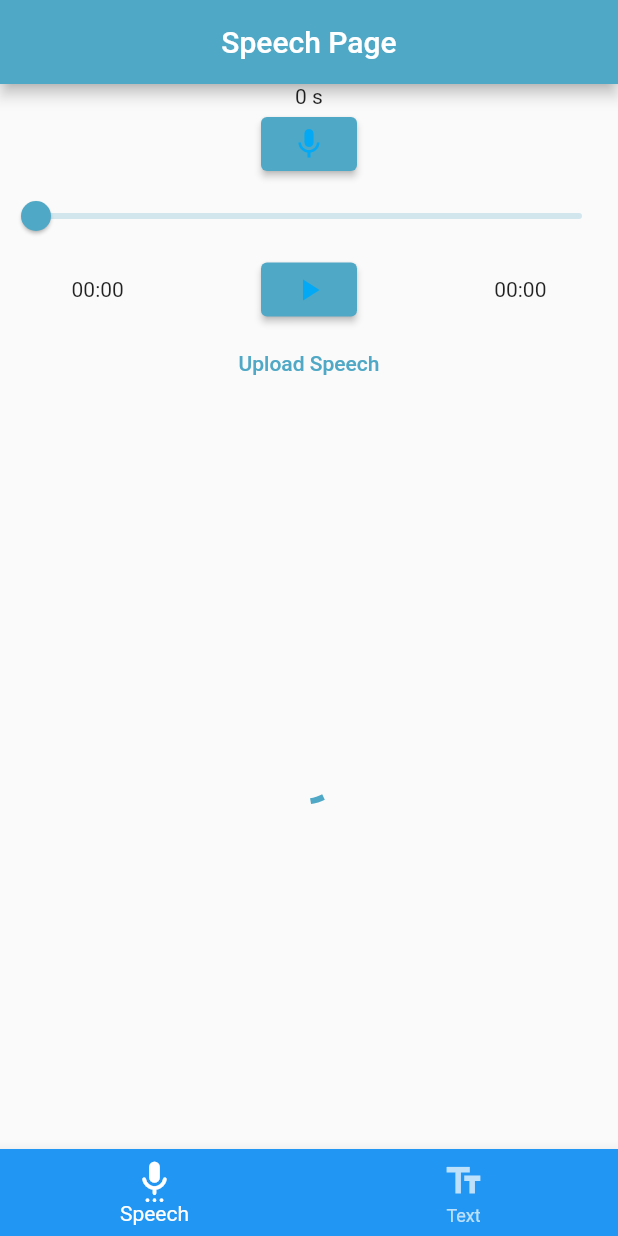
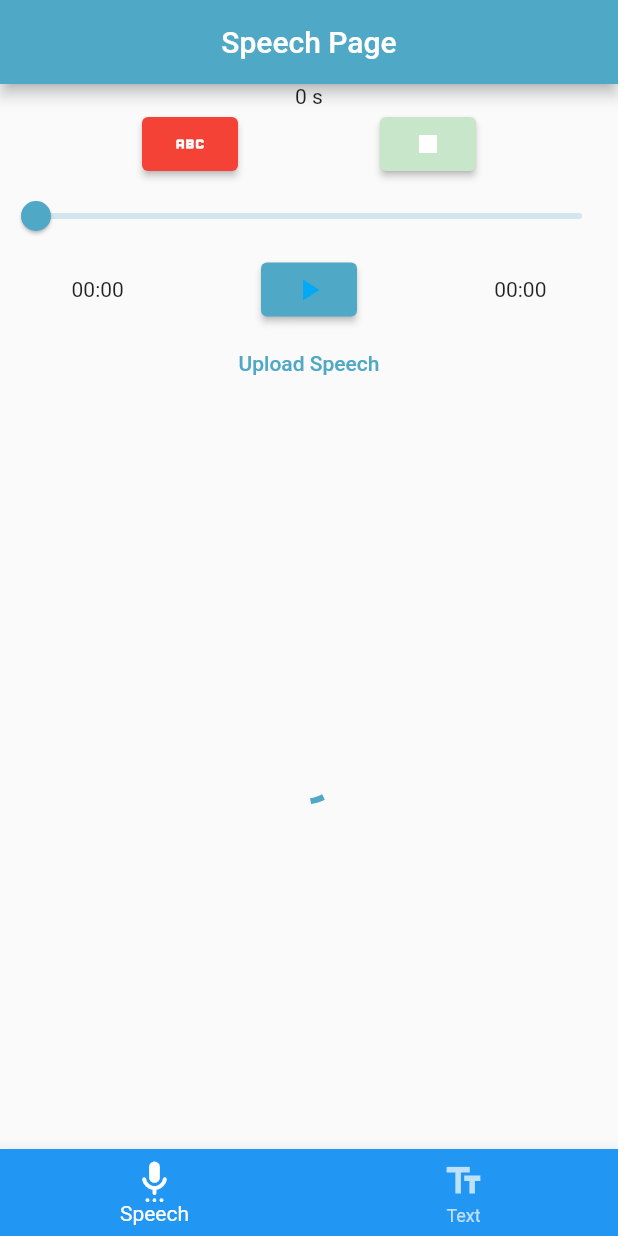
Before and after one commit to AhmedAsim-69/Speech_To_Sign_Language, a Flutter app: the screen it shows after launch, on a phone screen of 412 x 824 dp. Run offline on Flutter 3.47's test engine with Material 2 defaults, Android fonts, the phone set to English and light mode, and no system bars; our stand-ins replace audioplayers, permission_handler, video_player; missing offline and left inert: flutter_sound.

Commit message:
Feature: Start/Stop Record Button + Audio Player with bugs

```diff
--- /dev/null
+++ b/lib/functions/functions.dart
@@ -0,0 +1,18 @@
+import 'package:stsl/pages/speech_page.dart';
+import 'package:stsl/services/audio_recorder.dart';
+
+class MyFunctions {
+  static Future<void> startRec() async {
+    if (!isRec) {
+      isRec = true;
+      await AudioRecorder.startRecording();
+    }
+  }
+
+  static Future<void> stopRec() async {
+    if (isRec) {
+      isRec = false;
+      await AudioRecorder.stopRecording();
+    }
+  }
+}
--- a/lib/pages/speech_page.dart
+++ b/lib/pages/speech_page.dart
@@ -1,12 +1,18 @@
+import 'dart:developer';
+
 import 'package:flutter/material.dart';
 import 'package:flutter_sound/flutter_sound.dart';
+import 'package:stsl/functions/functions.dart';
 import 'package:stsl/services/audio_player.dart';
 import 'package:stsl/services/audio_recorder.dart';
 import 'package:stsl/services/format_time.dart';
 import 'package:stsl/services/upload_file.dart';
 import 'package:stsl/services/video_player.dart';
+import 'package:stsl/widgets/multi_purpose_button.dart';
 import 'package:stsl/widgets/snackbar.dart';
 import 'package:video_player/video_player.dart';
+
+bool isRec = false;
 
 class SpeechPage extends StatefulWidget {
   const SpeechPage({Key? key, required this.title}) : super(key: key);
@@ -24,6 +30,7 @@ class _SpeechPageState extends State<SpeechPage> {
 
     AudioRecorder.initRecorder();
     AudioPlay.setAudio();
+    AudioPlay.playAudio();
     AudioPlay.audioPlayer.onPlayerStateChanged.listen((state) {
       setState(() {
         AudioPlay.isPlaying = state == PlayerState.isPlaying;
@@ -42,10 +49,24 @@ class _SpeechPageState extends State<SpeechPage> {
     // LocalVideoPlayer.futureController = LocalVideoPlayer.createVideoPlayer();
   }
 
+  // Future<void> startRec() async {
+  //   if (!isRec) {
+  //     isRec = true;
+  //     await AudioRecorder.startRecording();
+  //   }
+  // }
+
+  // Future<void> stopRec() async {
+  //   if (isRec) {
+  //     isRec = false;
+  //     await AudioRecorder.stopRecording();
+  //   }
+  // }
+
   @override
   void dispose() {
     AudioRecorder.recorder.closeRecorder();
-    // LocalVideoPlayer.controller!.dispose();
+    LocalVideoPlayer.controller!.dispose();
     super.dispose();
   }
 
@@ -63,26 +84,28 @@ class _SpeechPageState extends State<SpeechPage> {
             StreamBuilder<RecordingDisposition>(
               stream: AudioRecorder.recorder.onProgress,
               builder: (context, snapshot) {
+                log("12333 $isRec");
                 final duration =
                     snapshot.hasData ? snapshot.data!.duration : Duration.zero;
                 return Text('${duration.inSeconds} s');
               },
             ),
-            ElevatedButton(
-              child: Icon(
-                AudioRecorder.recorder.isRecording
-                    ? Icons.record_voice_over
-                    : Icons.mic,
-                color: Colors.lightBlue,
-              ),
-              onPressed: () async {
-                if (AudioRecorder.recorder.isRecording) {
-                  await AudioRecorder.stopRecording();
-                } else {
-                  await AudioRecorder.startRecording();
-                }
-                setState(() {});
-              },
+            Row(
+              mainAxisAlignment: MainAxisAlignment.spaceEvenly,
+              children: [
+                MultiPurposeButton(
+                    icon: Icons.abc,
+                    function: MyFunctions.startRec,
+                    bgColor: (!isRec) ? Colors.red : Colors.red[100],
+                    iconColor: Colors.white,
+                    rec: isRec),
+                MultiPurposeButton(
+                    icon: Icons.stop,
+                    function: MyFunctions.stopRec,
+                    bgColor: (isRec) ? Colors.green : Colors.green[100],
+                    iconColor: Colors.white,
+                    rec: isRec),
+              ],
             ),
             Slider(
               min: 0,
--- a/lib/pages/text_page.dart
+++ b/lib/pages/text_page.dart
@@ -45,7 +45,7 @@ class _TextPageState extends State<TextPage> {
   @override
   void dispose() {
     AudioRecorder.recorder.closeRecorder();
-    // LocalVideoPlayer.controller!.dispose();
+    LocalVideoPlayer.controller!.dispose();
     super.dispose();
   }
 
--- a/lib/services/audio_player.dart
+++ b/lib/services/audio_player.dart
@@ -1,4 +1,5 @@
 import 'package:audioplayers/audioplayers.dart';
+import 'package:path_provider/path_provider.dart';
 
 class AudioPlay {
   static final audioPlayer = AudioPlayer();
@@ -10,4 +11,10 @@ class AudioPlay {
   static Future setAudio() async {
     audioPlayer.setReleaseMode(ReleaseMode.loop);
   }
+
+  static Future playAudio() async {
+    String dir = (await getExternalStorageDirectory())!.path;
+    // File file = File("$dir/STSL.mp4");
+    await audioPlayer.play(DeviceFileSource("$dir/audio.wav"));
+  }
 }
--- /dev/null
+++ b/lib/widgets/multi_purpose_button.dart
@@ -0,0 +1,37 @@
+import 'dart:developer';
+
+import 'package:flutter/material.dart';
+
+class MultiPurposeButton extends StatelessWidget {
+  const MultiPurposeButton({
+    Key? key,
+    required this.icon,
+    required this.function,
+    this.bgColor,
+    this.iconColor,
+    this.rec,
+  }) : super(key: key);
+
+  final IconData icon;
+  final VoidCallback function;
+  final Color? bgColor;
+  final Color? iconColor;
+  final bool? rec;
+
+  @override
+  Widget build(BuildContext context) {
+    return ElevatedButton(
+      style: ElevatedButton.styleFrom(
+        primary: bgColor,
+      ),
+      child: Icon(
+        icon,
+        color: iconColor,
+      ),
+      onPressed: () {
+        function();
+        log("1213212312312 = $rec");
+      },
+    );
+  }
+}
```
